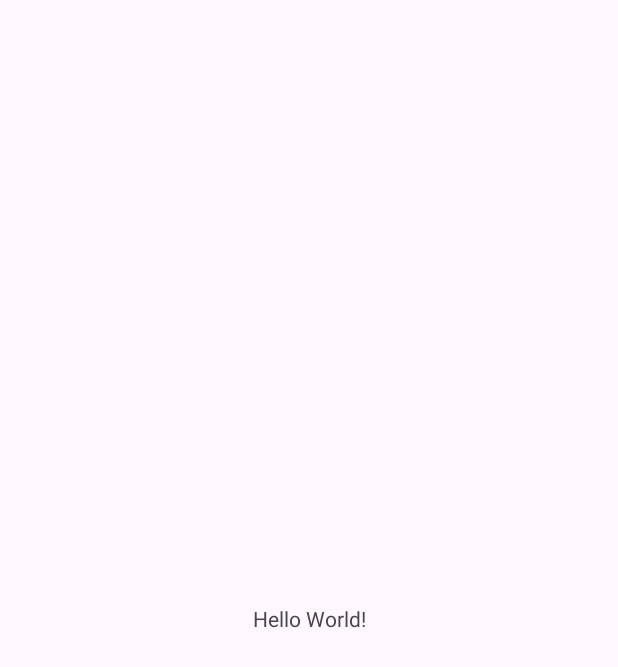
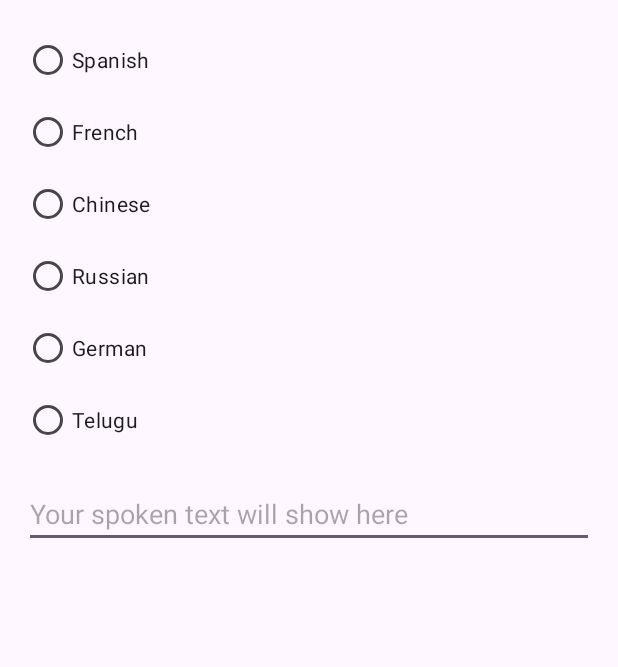
Before and after one commit to rithvik213/Spring-Break-Chooser, an Android app: the screen it shows after launch (MainActivity), on a phone screen of 412 x 824 dp. Before the commit the part shown is almost empty. Shown: the top 667 px of the screen. Run offline under Robolectric (Android 15) with nearby library versions, the phone set to English and light mode, and no system bars.

Commit message:
wrote UI code for the activity

```diff
--- a/app/src/main/AndroidManifest.xml
+++ b/app/src/main/AndroidManifest.xml
@@ -19,10 +19,6 @@
         android:theme="@style/Theme.SpringBreakChooser"
         tools:targetApi="31">
 
-        <meta-data
-            android:name="com.google.android.geo.API_KEY"
-            android:value="AIzaSyAkrwAMpbt0MZmojZfR6Rh5Af1RdxF_nVI"/>
-
         <activity
             android:name=".MainActivity"
             android:exported="true">
--- a/app/src/main/res/layout/activity_main.xml
+++ b/app/src/main/res/layout/activity_main.xml
@@ -1,18 +1,57 @@
 <?xml version="1.0" encoding="utf-8"?>
-<androidx.constraintlayout.widget.ConstraintLayout xmlns:android="http://schemas.android.com/apk/res/android"
-    xmlns:app="http://schemas.android.com/apk/res-auto"
-    xmlns:tools="http://schemas.android.com/tools"
+<LinearLayout xmlns:android="http://schemas.android.com/apk/res/android"
     android:layout_width="match_parent"
     android:layout_height="match_parent"
-    tools:context=".MainActivity">
+    android:orientation="vertical"
+    android:padding="16dp">
 
-    <TextView
-        android:layout_width="wrap_content"
+    <RadioGroup
+        android:id="@+id/languageRadioGroup"
+        android:layout_width="match_parent"
         android:layout_height="wrap_content"
-        android:text="Hello World!"
-        app:layout_constraintBottom_toBottomOf="parent"
-        app:layout_constraintEnd_toEndOf="parent"
-        app:layout_constraintStart_toStartOf="parent"
-        app:layout_constraintTop_toTopOf="parent" />
+        android:orientation="vertical">
 
-</androidx.constraintlayout.widget.ConstraintLayout>
+        <RadioButton
+            android:id="@+id/spanishButton"
+            android:layout_width="wrap_content"
+            android:layout_height="wrap_content"
+            android:text="@string/spanish" />
+
+        <RadioButton
+            android:id="@+id/frenchButton"
+            android:layout_width="wrap_content"
+            android:layout_height="wrap_content"
+            android:text="@string/french" />
+
+        <RadioButton
+            android:id="@+id/chineseButton"
+            android:layout_width="wrap_content"
+            android:layout_height="wrap_content"
+            android:text="@string/chinese" />
+
+        <RadioButton
+            android:id="@+id/russianButton"
+            android:layout_width="wrap_content"
+            android:layout_height="wrap_content"
+            android:text="@string/russian" />
+
+        <RadioButton
+            android:id="@+id/germanButton"
+            android:layout_width="wrap_content"
+            android:layout_height="wrap_content"
+            android:text="@string/german" />
+
+        <RadioButton
+            android:id="@+id/teluguButton"
+            android:layout_width="wrap_content"
+            android:layout_height="wrap_content"
+            android:text="@string/telugu" />
+    </RadioGroup>
+
+    <EditText
+        android:id="@+id/textOutput"
+        android:layout_width="match_parent"
+        android:layout_height="wrap_content"
+        android:hint="@string/your_spoken_text_will_show_here"
+        android:layout_marginTop="16dp"/>
+</LinearLayout>
--- a/app/src/main/res/values/strings.xml
+++ b/app/src/main/res/values/strings.xml
@@ -1,3 +1,10 @@
 <resources>
     <string name="app_name">Spring Break Chooser</string>
+    <string name="spanish">Spanish</string>
+    <string name="french">French</string>
+    <string name="chinese">Chinese</string>
+    <string name="russian">Russian</string>
+    <string name="german">German</string>
+    <string name="telugu">Telugu</string>
+    <string name="your_spoken_text_will_show_here">Your spoken text will show here</string>
 </resources>
```
